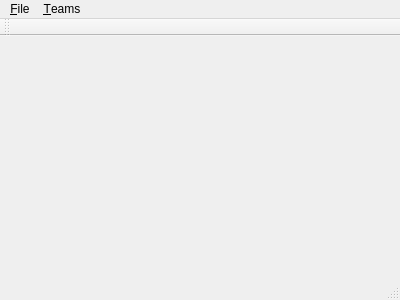
Above: MainWindow.ui from xaviermawet/MagneeCuistax2014 before the change. Below: the same form after it.
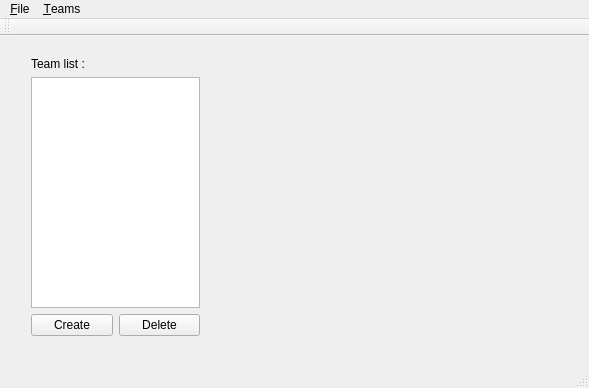
That is the form after the change.

Commit message: Added some widgets into the MainWindow to display the list of teams

The edit to the form file:
```diff
--- a/MainWindow.ui
+++ b/MainWindow.ui
@@ -6,20 +6,61 @@
    <rect>
     <x>0</x>
     <y>0</y>
-    <width>400</width>
-    <height>300</height>
+    <width>589</width>
+    <height>388</height>
    </rect>
   </property>
   <property name="windowTitle">
    <string>Magnée Cuistax 2014</string>
   </property>
-  <widget class="QWidget" name="centralWidget"/>
+  <widget class="QWidget" name="centralWidget">
+   <widget class="QWidget" name="">
+    <property name="geometry">
+     <rect>
+      <x>20</x>
+      <y>10</y>
+      <width>191</width>
+      <height>301</height>
+     </rect>
+    </property>
+    <layout class="QVBoxLayout" name="verticalLayoutTeamList">
+     <item>
+      <widget class="QLabel" name="labelTeamList">
+       <property name="text">
+        <string>Team list :</string>
+       </property>
+      </widget>
+     </item>
+     <item>
+      <widget class="QTableView" name="tableViewTeamList"/>
+     </item>
+     <item>
+      <layout class="QHBoxLayout" name="horizontalLayoutTeamListButtonBox">
+       <item>
+        <widget class="QPushButton" name="pushButtonCreate">
+         <property name="text">
+          <string>Create</string>
+         </property>
+        </widget>
+       </item>
+       <item>
+        <widget class="QPushButton" name="pushButtonDelete">
+         <property name="text">
+          <string>Delete</string>
+         </property>
+        </widget>
+       </item>
+      </layout>
+     </item>
+    </layout>
+   </widget>
+  </widget>
   <widget class="QMenuBar" name="menuBar">
    <property name="geometry">
     <rect>
      <x>0</x>
      <y>0</y>
-     <width>400</width>
+     <width>589</width>
      <height>19</height>
     </rect>
    </property>
@@ -31,14 +72,14 @@
     <addaction name="separator"/>
     <addaction name="actionQuit"/>
    </widget>
-   <widget class="QMenu" name="menu_Teams">
+   <widget class="QMenu" name="menuTeams">
     <property name="title">
      <string>&amp;Teams</string>
     </property>
     <addaction name="actionAddTeam"/>
    </widget>
    <addaction name="menuFile"/>
-   <addaction name="menu_Teams"/>
+   <addaction name="menuTeams"/>
   </widget>
   <widget class="QToolBar" name="mainToolBar">
    <attribute name="toolBarArea">
```
Left out of the diff: 31 changed lines with no effect on the pictures. The commit also changes 2 other files.
